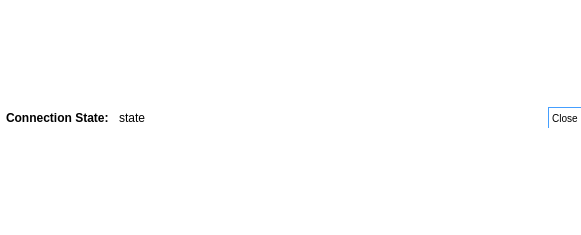
This is CommunicationModule/CommunicationUI/ui/VideoSessionWidget.ui in realXtend/tundra as Qt 5 draws it before an edit. The edited form follows.
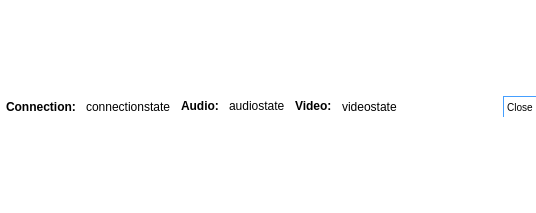
This is the edited form.

The edit to the form file:
```diff
--- a/CommunicationModule/CommunicationUI/ui/VideoSessionWidget.ui
+++ b/CommunicationModule/CommunicationUI/ui/VideoSessionWidget.ui
@@ -6,8 +6,8 @@
    <rect>
     <x>0</x>
     <y>0</y>
-    <width>581</width>
-    <height>235</height>
+    <width>536</width>
+    <height>213</height>
    </rect>
   </property>
   <property name="windowTitle">
@@ -75,7 +75,7 @@
              <string>color: rgb(0,0,0);</string>
             </property>
             <property name="text">
-             <string>Connection State:</string>
+             <string>Connection:</string>
             </property>
             <property name="indent">
              <number>6</number>
@@ -106,7 +106,65 @@
              <string>color: rgb(0,0,0);</string>
             </property>
             <property name="text">
-             <string>state</string>
+             <string>connectionstate</string>
+            </property>
+           </widget>
+          </item>
+          <item>
+           <widget class="QLabel" name="audioStatusTitle">
+            <property name="sizePolicy">
+             <sizepolicy hsizetype="Preferred" vsizetype="Fixed">
+              <horstretch>0</horstretch>
+              <verstretch>0</verstretch>
+             </sizepolicy>
+            </property>
+            <property name="font">
+             <font>
+              <weight>75</weight>
+              <bold>true</bold>
+             </font>
+            </property>
+            <property name="text">
+             <string>Audio:</string>
+            </property>
+           </widget>
+          </item>
+          <item>
+           <widget class="QLabel" name="audioStatus">
+            <property name="sizePolicy">
+             <sizepolicy hsizetype="Preferred" vsizetype="Fixed">
+              <horstretch>0</horstretch>
+              <verstretch>0</verstretch>
+             </sizepolicy>
+            </property>
+            <property name="text">
+             <string>audiostate</string>
+            </property>
+           </widget>
+          </item>
+          <item>
+           <widget class="QLabel" name="videoStatusTitle">
+            <property name="sizePolicy">
+             <sizepolicy hsizetype="Preferred" vsizetype="Fixed">
+              <horstretch>0</horstretch>
+              <verstretch>0</verstretch>
+             </sizepolicy>
+            </property>
+            <property name="font">
+             <font>
+              <weight>75</weight>
+              <bold>true</bold>
+             </font>
+            </property>
+            <property name="text">
+             <string>Video:</string>
+            </property>
+           </widget>
+          </item>
+          <item>
+           <widget class="QLabel" name="videoStatus">
+            <property name="text">
+             <string>videostate</string>
             </property>
            </widget>
           </item>
```
Left out of the diff: 2 changed lines with no effect on the pictures.
